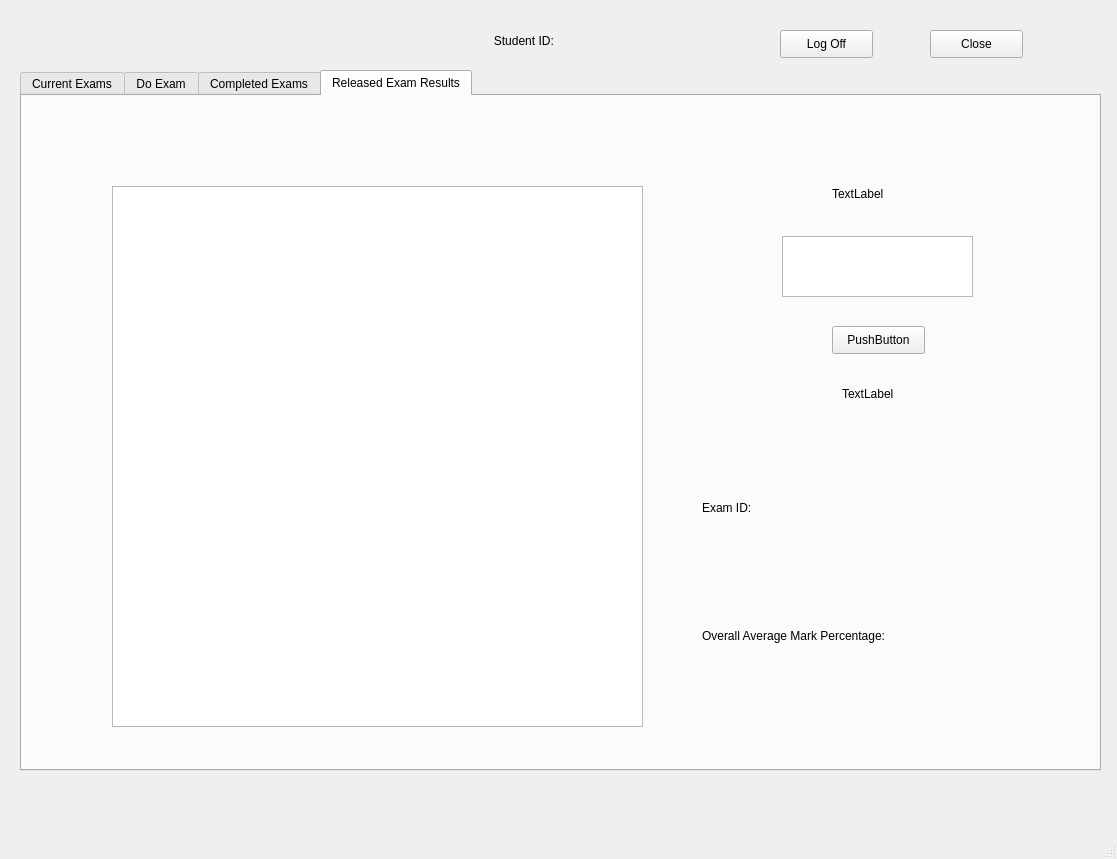
The window that GUI/StudentGUIQtDesigner.ui (applet199/OOPCourseWorkTwo) describes before a commit, drawn with Qt 5.
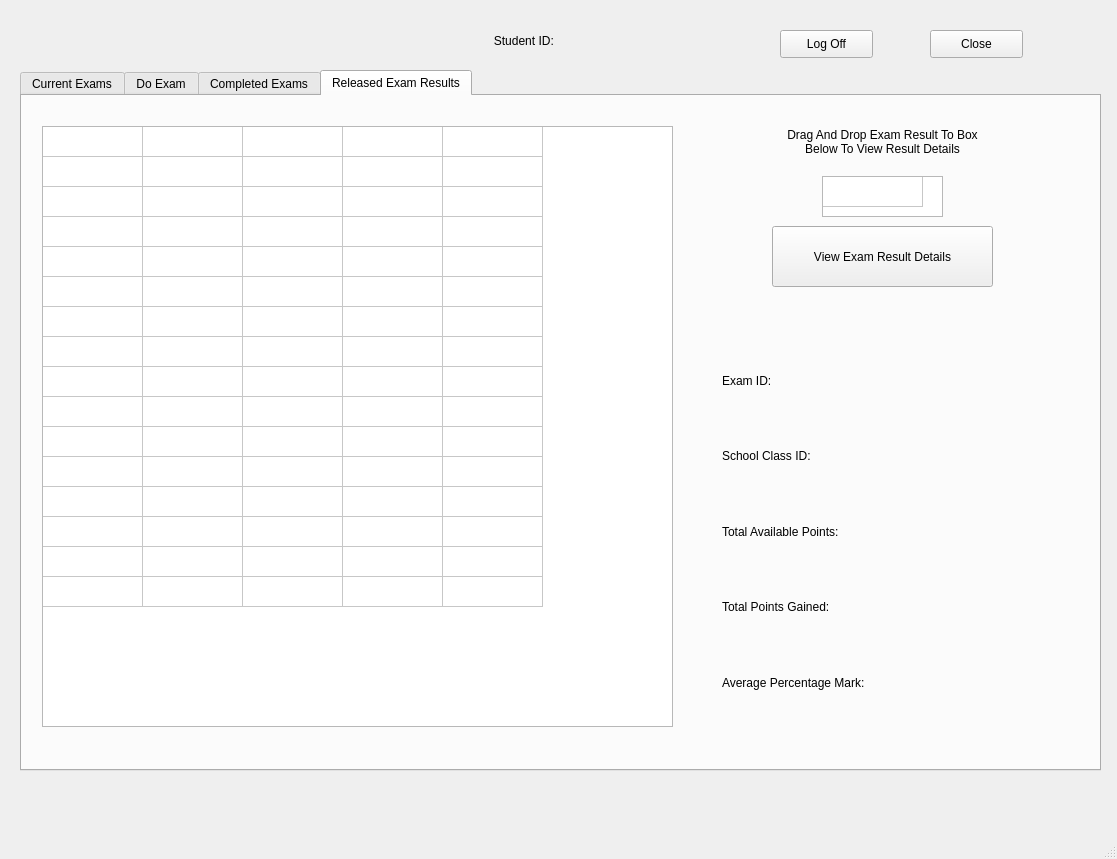
The same window after the commit. The open tabs and pages were chosen to show the change.

What changed in the file:
```diff
--- a/GUI/StudentGUIQtDesigner.ui
+++ b/GUI/StudentGUIQtDesigner.ui
@@ -456,85 +456,241 @@
      <widget class="QTableWidget" name="tableWidget_6">
       <property name="geometry">
        <rect>
-        <x>90</x>
-        <y>90</y>
-        <width>531</width>
-        <height>541</height>
+        <x>20</x>
+        <y>30</y>
+        <width>631</width>
+        <height>601</height>
        </rect>
       </property>
+      <property name="rowCount">
+       <number>16</number>
+      </property>
+      <property name="columnCount">
+       <number>5</number>
+      </property>
+      <attribute name="horizontalHeaderVisible">
+       <bool>false</bool>
+      </attribute>
+      <attribute name="verticalHeaderVisible">
+       <bool>false</bool>
+      </attribute>
+      <row/>
+      <row/>
+      <row/>
+      <row/>
+      <row/>
+      <row/>
+      <row/>
+      <row/>
+      <row/>
+      <row/>
+      <row/>
+      <row/>
+      <row/>
+      <row/>
+      <row/>
+      <row/>
+      <column/>
+      <column/>
+      <column/>
+      <column/>
+      <column/>
      </widget>
      <widget class="QTableWidget" name="tableWidget_7">
       <property name="geometry">
        <rect>
-        <x>760</x>
-        <y>140</y>
-        <width>191</width>
-        <height>61</height>
+        <x>800</x>
+        <y>80</y>
+        <width>121</width>
+        <height>41</height>
        </rect>
       </property>
+      <property name="editTriggers">
+       <set>QAbstractItemView::NoEditTriggers</set>
+      </property>
+      <property name="dragDropMode">
+       <enum>QAbstractItemView::DropOnly</enum>
+      </property>
+      <property name="selectionMode">
+       <enum>QAbstractItemView::NoSelection</enum>
+      </property>
+      <property name="rowCount">
+       <number>1</number>
+      </property>
+      <property name="columnCount">
+       <number>1</number>
+      </property>
+      <attribute name="horizontalHeaderVisible">
+       <bool>false</bool>
+      </attribute>
+      <attribute name="verticalHeaderVisible">
+       <bool>false</bool>
+      </attribute>
+      <row/>
+      <column/>
      </widget>
      <widget class="QLabel" name="label_9">
       <property name="geometry">
        <rect>
-        <x>810</x>
-        <y>90</y>
-        <width>55</width>
-        <height>16</height>
+        <x>750</x>
+        <y>20</y>
+        <width>221</width>
+        <height>51</height>
        </rect>
       </property>
       <property name="text">
-       <string>TextLabel</string>
+       <string>Drag And Drop Exam Result To Box Below To View Result Details</string>
+      </property>
+      <property name="alignment">
+       <set>Qt::AlignCenter</set>
+      </property>
+      <property name="wordWrap">
+       <bool>true</bool>
       </property>
      </widget>
      <widget class="QPushButton" name="pushButton_4">
       <property name="geometry">
        <rect>
-        <x>810</x>
-        <y>230</y>
-        <width>93</width>
-        <height>28</height>
+        <x>750</x>
+        <y>130</y>
+        <width>221</width>
+        <height>61</height>
        </rect>
       </property>
       <property name="text">
-       <string>PushButton</string>
+       <string>View Exam Result Details</string>
       </property>
      </widget>
      <widget class="QLabel" name="label_10">
       <property name="geometry">
        <rect>
-        <x>820</x>
-        <y>290</y>
-        <width>55</width>
-        <height>16</height>
+        <x>750</x>
+        <y>210</y>
+        <width>221</width>
+        <height>31</height>
        </rect>
       </property>
       <property name="text">
-       <string>TextLabel</string>
+       <string/>
+      </property>
+      <property name="alignment">
+       <set>Qt::AlignCenter</set>
       </property>
      </widget>
-     <widget class="QWidget" name="layoutWidget">
+     <widget class="QWidget" name="">
       <property name="geometry">
        <rect>
-        <x>680</x>
-        <y>350</y>
+        <x>700</x>
+        <y>250</y>
         <width>341</width>
-        <height>251</height>
+        <height>371</height>
        </rect>
       </property>
       <layout class="QVBoxLayout" name="verticalLayout">
        <item>
-        <widget class="QLabel" name="label_11">
-         <property name="text">
-          <string>Exam ID: </string>
-         </property>
-        </widget>
+        <layout class="QHBoxLayout" name="horizontalLayout_2">
+         <item>
+          <widget class="QLabel" name="label_11">
+           <property name="text">
+            <string>Exam ID: </string>
+           </property>
+          </widget>
+         </item>
+         <item>
+          <widget class="QLabel" name="label_18">
+           <property name="text">
+            <string/>
+           </property>
+           <property name="alignment">
+            <set>Qt::AlignRight|Qt::AlignTrailing|Qt::AlignVCenter</set>
+           </property>
+          </widget>
+         </item>
+        </layout>
        </item>
        <item>
-        <widget class="QLabel" name="label_12">
-         <property name="text">
-          <string>Overall Average Mark Percentage: </string>
-         </property>
-        </widget>
+        <layout class="QHBoxLayout" name="horizontalLayout_3">
+         <item>
+          <widget class="QLabel" name="label_15">
+           <property name="text">
+            <string>School Class ID: </string>
+           </property>
+          </widget>
+         </item>
+         <item>
+          <widget class="QLabel" name="label_19">
+           <property name="text">
+            <string/>
+           </property>
+           <property name="alignment">
+            <set>Qt::AlignRight|Qt::AlignTrailing|Qt::AlignVCenter</set>
+           </property>
+          </widget>
+         </item>
+        </layout>
+       </item>
+       <item>
+        <layout class="QHBoxLayout" name="horizontalLayout_4">
+         <item>
+          <widget class="QLabel" name="label_16">
+           <property name="text">
+            <string>Total Available Points: </string>
+           </property>
+          </widget>
+         </item>
+         <item>
+          <widget class="QLabel" name="label_20">
+           <property name="text">
+            <string/>
+           </property>
+           <property name="alignment">
+            <set>Qt::AlignRight|Qt::AlignTrailing|Qt::AlignVCenter</set>
+           </property>
+          </widget>
+         </item>
+        </layout>
+       </item>
+       <item>
+        <layout class="QHBoxLayout" name="horizontalLayout_5">
+         <item>
+          <widget class="QLabel" name="label_17">
+           <property name="text">
+            <string>Total Points Gained: </string>
+           </property>
+          </widget>
+         </item>
+         <item>
+          <widget class="QLabel" name="label_21">
+           <property name="text">
+            <string/>
+           </property>
+           <property name="alignment">
+            <set>Qt::AlignRight|Qt::AlignTrailing|Qt::AlignVCenter</set>
+           </property>
+          </widget>
+         </item>
+        </layout>
+       </item>
+       <item>
+        <layout class="QHBoxLayout" name="horizontalLayout_6">
+         <item>
+          <widget class="QLabel" name="label_12">
+           <property name="text">
+            <string>Average Percentage Mark: </string>
+           </property>
+          </widget>
+         </item>
+         <item>
+          <widget class="QLabel" name="label_22">
+           <property name="text">
+            <string/>
+           </property>
+           <property name="alignment">
+            <set>Qt::AlignRight|Qt::AlignTrailing|Qt::AlignVCenter</set>
+           </property>
+          </widget>
+         </item>
+        </layout>
        </item>
       </layout>
      </widget>
```
